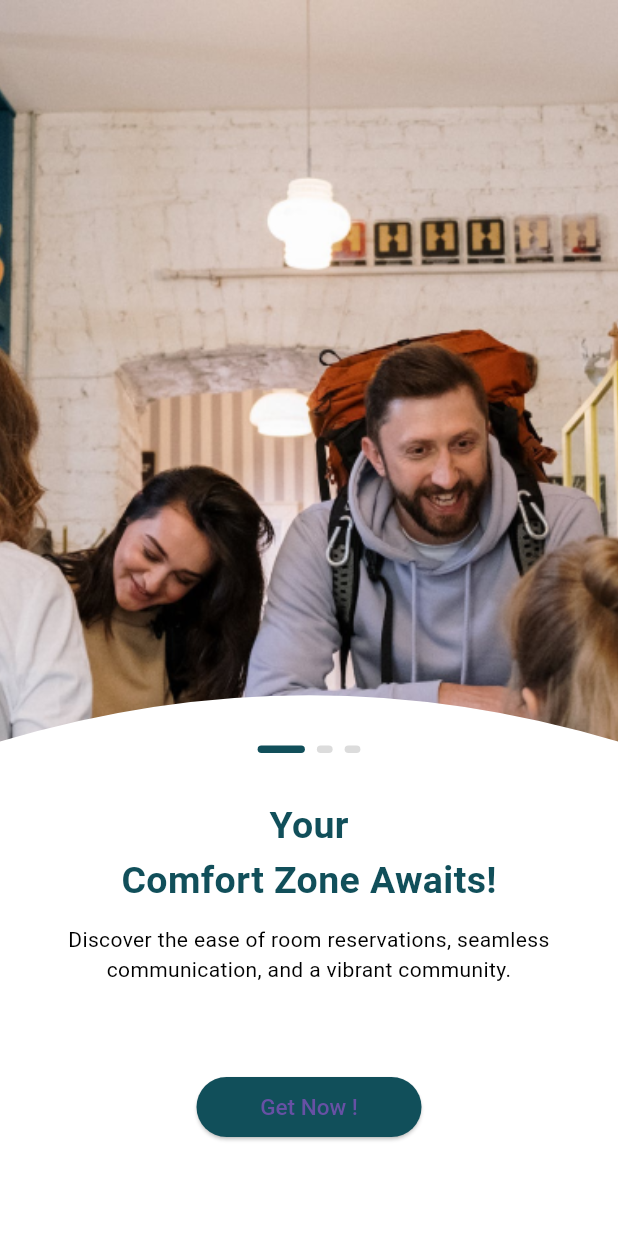
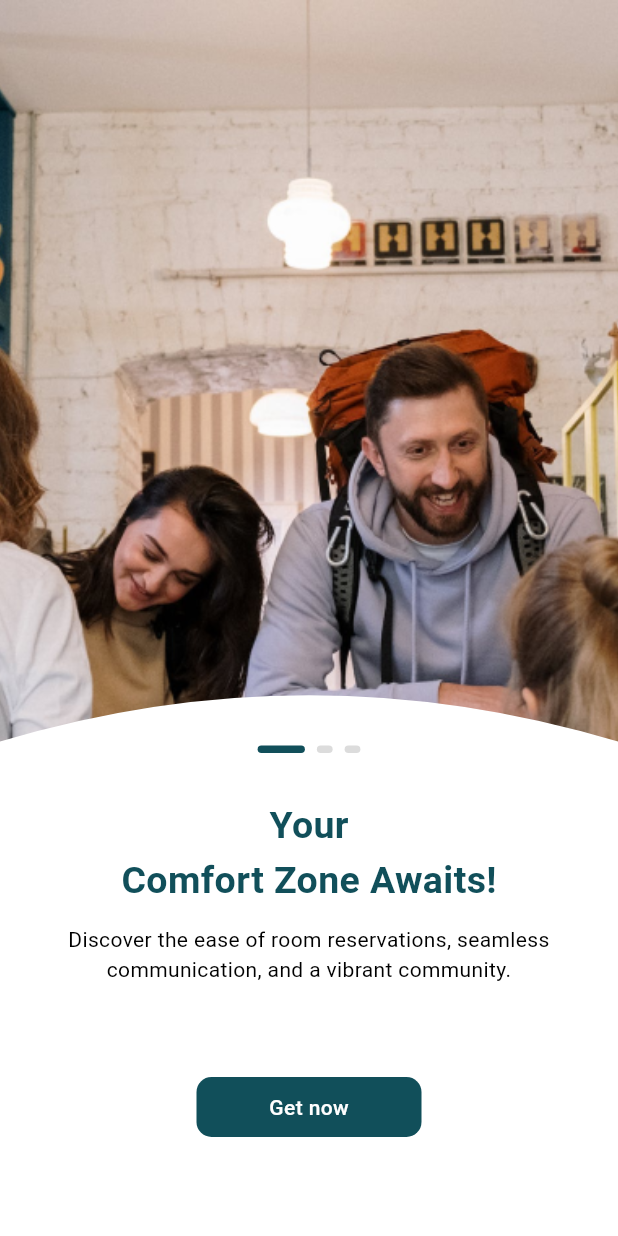
Before and after one commit to muhammed-aslam-pm/Hostel-Manager, a Flutter app: the screen it shows after launch, on a phone screen of 412 x 824 dp. Run offline on Flutter 3.47's test engine with Material 3 defaults, Android fonts, the phone set to English and light mode, and no system bars; drawn by our look-alikes of smooth_page_indicator.

Commit message:
announcement floating action button created ,onboarding button changed

```diff
--- a/lib/utils/image_constants.dart
+++ b/lib/utils/image_constants.dart
@@ -24,4 +24,5 @@ class ImageConstants {
   static String moneyIcon = "assets/images/money icon.png";
   static String upRightArrowIcon = "assets/images/arrow-up icon.png";
   static String complaintIcon = "assets/images/complaint icon.png";
+  static String announcementIcon = "assets/images/announcement icon.png";
 }
--- a/lib/view/onboarding_screen/onboarding_screen.dart
+++ b/lib/view/onboarding_screen/onboarding_screen.dart
@@ -57,7 +57,8 @@ class _OnBoardingScreenState extends State<OnBoardingScreen> {
                   width: MediaQuery.sizeOf(context).width,
                   height: MediaQuery.sizeOf(context).height * 50 / 100,
                   color: ColorConstants.primaryWhiteColor,
-                  child: Column(children: [
+                  child: Column(
+                    children: [
                       SizedBox(
                         height: 55,
                       ),
@@ -80,11 +81,14 @@ class _OnBoardingScreenState extends State<OnBoardingScreen> {
                         child: Column(
                           children: [
                             SizedBox(
-                            width: MediaQuery.sizeOf(context).width * 65 / 100,
-                            height:
-                                MediaQuery.sizeOf(context).height * 9.04 / 100,
+                              width:
+                                  MediaQuery.sizeOf(context).width * 65 / 100,
+                              height: MediaQuery.sizeOf(context).height *
+                                  9.04 /
+                                  100,
                               child: Column(
-                              mainAxisAlignment: MainAxisAlignment.spaceEvenly,
+                                mainAxisAlignment:
+                                    MainAxisAlignment.spaceEvenly,
                                 crossAxisAlignment: CrossAxisAlignment.center,
                                 children: [
                                   Text(
@@ -113,28 +117,33 @@ class _OnBoardingScreenState extends State<OnBoardingScreen> {
                       ),
                       Expanded(
                         child: Center(
-                      child: SizedBox(
-                        height: 40,
-                        width: 150,
-                        child: ElevatedButton(
-                          onPressed: () {
+                          child: InkWell(
+                            onTap: () {
                               Navigator.push(
                                   context,
                                   MaterialPageRoute(
                                     builder: (context) => OwnerHomeScreen(),
                                   ));
                             },
-                          child: Text("Get Now !"),
-                          style: ButtonStyle(
-                            backgroundColor: MaterialStatePropertyAll(
-                                ColorConstants.primaryColor),
-                            textStyle: MaterialStatePropertyAll(
-                                TextStyleConstants.onBoardButtonText),
+                            child: Container(
+                              decoration: BoxDecoration(
+                                borderRadius: BorderRadius.circular(10),
+                                color: ColorConstants.primaryColor,
+                              ),
+                              height: 40,
+                              width: 150,
+                              child: Center(
+                                child: Text(
+                                  "Get now",
+                                  style: TextStyleConstants.buttonText,
                                 ),
                               ),
                             ),
-                    ))
-                  ]),
+                          ),
+                        ),
+                      )
+                    ],
+                  ),
                 ),
               ),
             )
```
Also changed, not shown: lib/view/owner_dashboard/owner_dashboard_page.dart (+26 -2 lines), lib/view/owner_dashboard/widgets/announcement_bottom_sheet.dart (added, +10 -0 lines), assets/images/announcement icon.png (added). Lines whose indentation alone changed are shown as unchanged.
